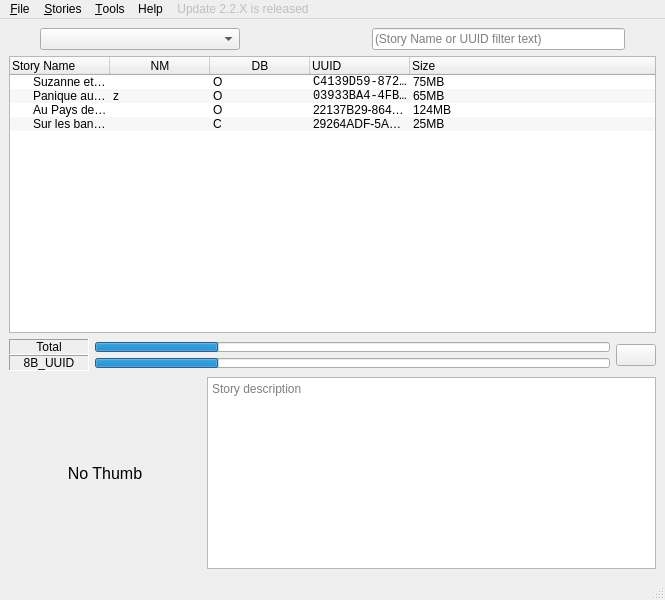
Above: pkg/ui/main.ui from o-daneel/Lunii.QT before the change. Below: the same form after it.
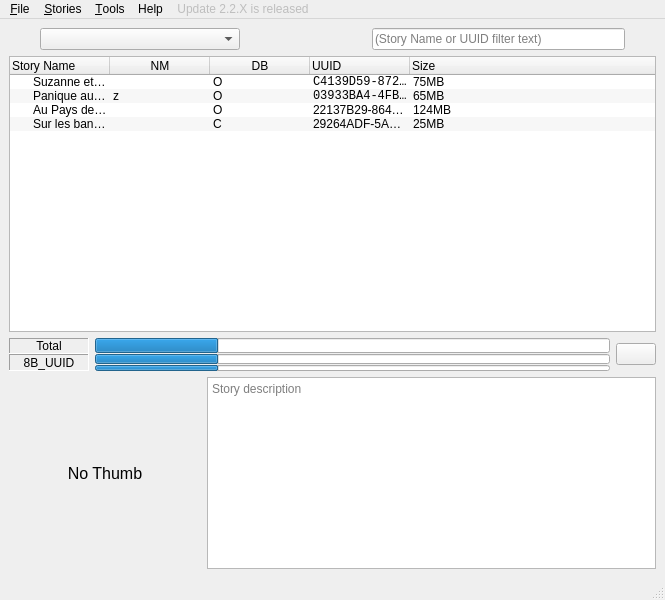
That is the form after the change. Icons and pictures are not drawn.

Commit message: faster ffmpeg encoding with multiple threads transcoding audio if quality < 44KHz (for flam) added file progress on UI minor fixes

```diff
--- a/pkg/ui/main.ui
+++ b/pkg/ui/main.ui
@@ -388,7 +388,7 @@
             <property name="maximumSize">
              <size>
               <width>16777215</width>
-              <height>10</height>
+              <height>15</height>
              </size>
             </property>
             <property name="value">
@@ -429,6 +429,11 @@
            </widget>
           </item>
           <item>
+           <layout class="QVBoxLayout" name="verticalLayout">
+            <property name="spacing">
+             <number>1</number>
+            </property>
+            <item>
            <widget class="QProgressBar" name="pbar_story">
             <property name="maximumSize">
              <size>
@@ -443,6 +448,33 @@
              <bool>false</bool>
             </property>
            </widget>
+            </item>
+            <item>
+             <widget class="QProgressBar" name="pbar_file">
+              <property name="maximumSize">
+               <size>
+                <width>16777215</width>
+                <height>6</height>
+               </size>
+              </property>
+              <property name="baseSize">
+               <size>
+                <width>0</width>
+                <height>0</height>
+               </size>
+              </property>
+              <property name="toolTip">
+               <string>File progress</string>
+              </property>
+              <property name="value">
+               <number>24</number>
+              </property>
+              <property name="textVisible">
+               <bool>false</bool>
+              </property>
+             </widget>
+            </item>
+           </layout>
           </item>
          </layout>
         </item>
```
Left out of the diff: 9 changed lines with no effect on the pictures. Lines whose indentation alone changed are shown as unchanged. The commit also changes 6 other files.
